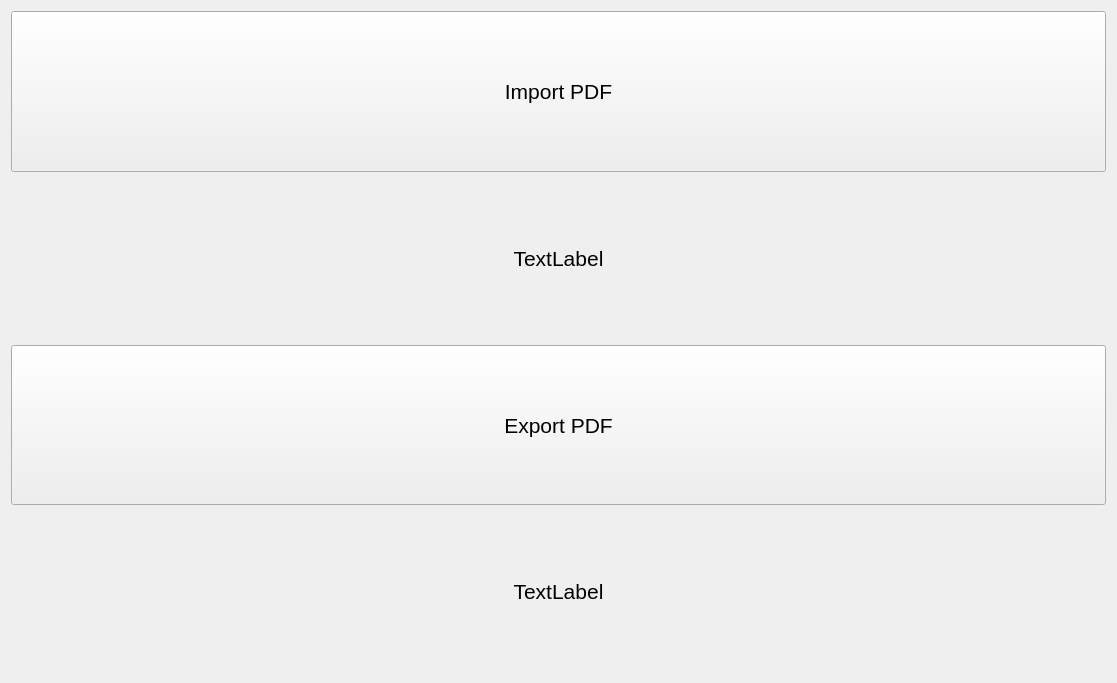
This is main_widget.ui in omarabdo997/pdf-ocr as Qt 5 draws it before an edit. The edited form follows.
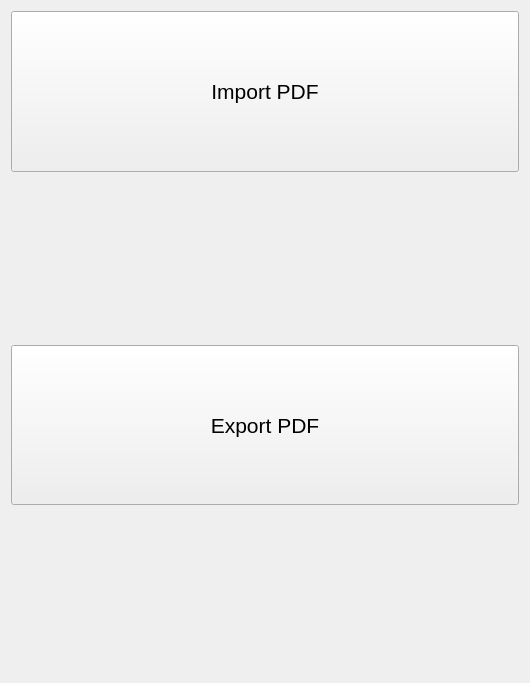
This is the edited form.

Commit message: finish gui main functionalities

```diff
--- a/main_widget.ui
+++ b/main_widget.ui
@@ -6,7 +6,7 @@
    <rect>
     <x>0</x>
     <y>0</y>
-    <width>1117</width>
+    <width>530</width>
     <height>683</height>
    </rect>
   </property>
@@ -48,7 +48,7 @@
         </font>
        </property>
        <property name="text">
-        <string>TextLabel</string>
+        <string/>
        </property>
        <property name="alignment">
         <set>Qt::AlignCenter</set>
@@ -87,7 +87,7 @@
         </font>
        </property>
        <property name="text">
-        <string>TextLabel</string>
+        <string/>
        </property>
        <property name="alignment">
         <set>Qt::AlignCenter</set>
```
Left out of the diff: 3 changed lines with no effect on the pictures. The commit also changes 3 other files.
